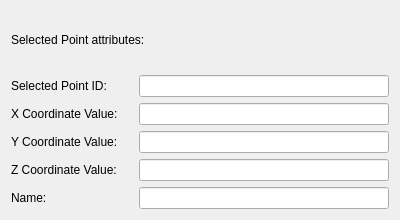
Qt form i3viewer/i3pointDialog.ui (hubergilt/i3viewer) before a commit.
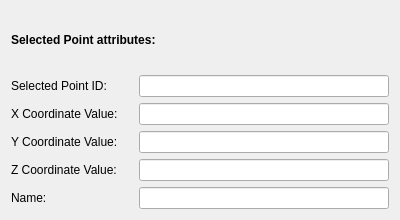
The same form after that commit.

```diff
--- a/i3viewer/i3pointDialog.ui
+++ b/i3viewer/i3pointDialog.ui
@@ -19,7 +19,7 @@
      <item>
       <widget class="QLabel" name="label_4">
        <property name="text">
-        <string>Selected Point attributes:</string>
+        <string>&lt;html&gt;&lt;head/&gt;&lt;body&gt;&lt;p&gt;&lt;span style=&quot; font-weight:600;&quot;&gt;Selected Point attributes:&lt;/span&gt;&lt;/p&gt;&lt;/body&gt;&lt;/html&gt;</string>
        </property>
       </widget>
      </item>
```
